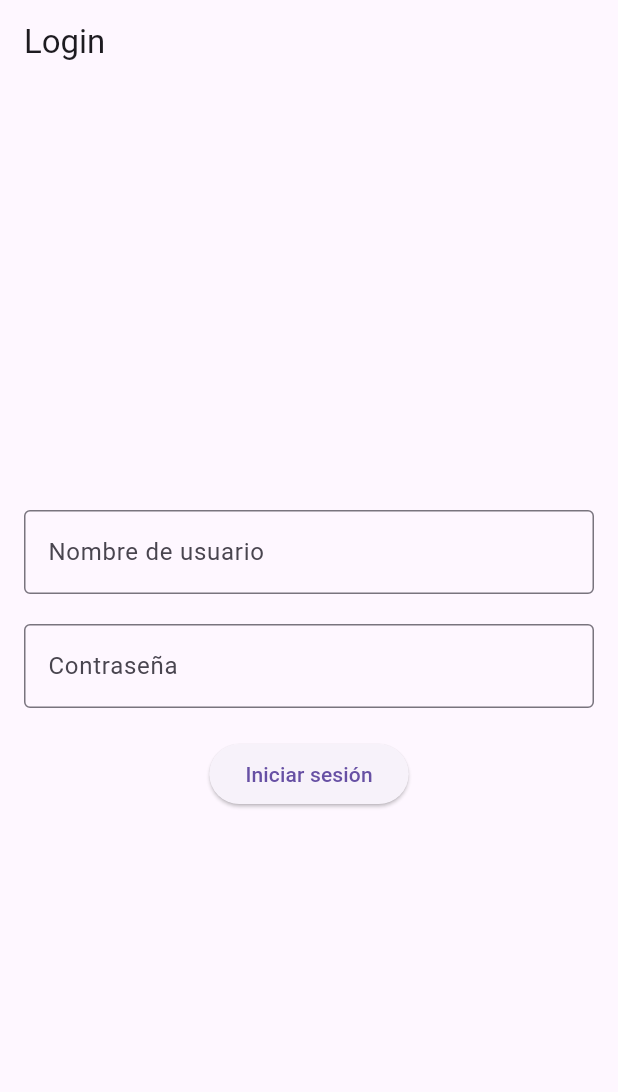
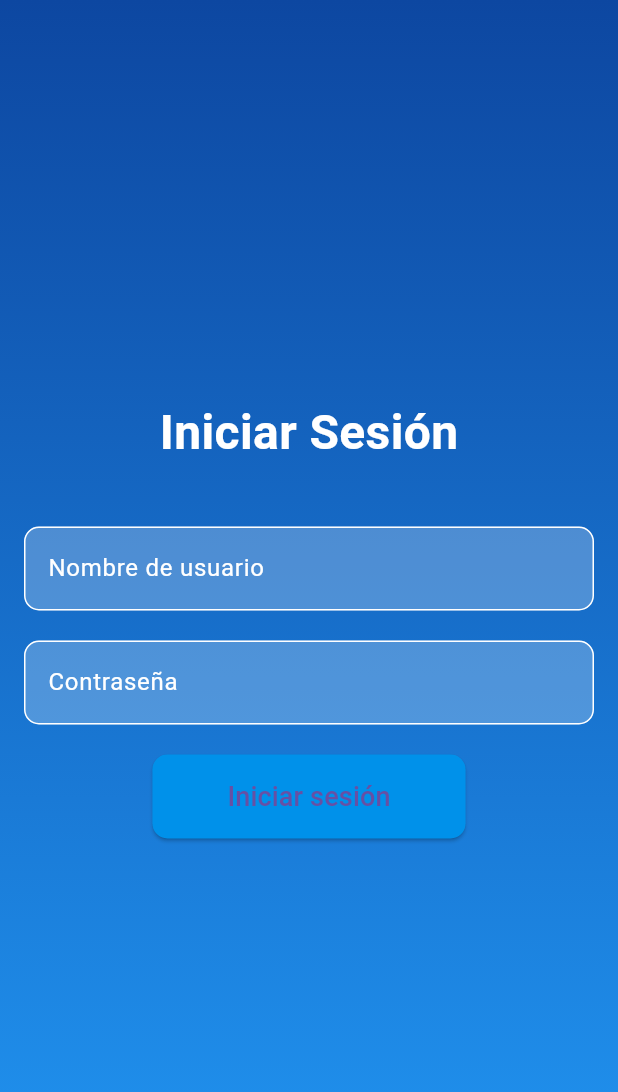
Before and after one commit to JaymedDLC/project1-movil-g7, a Flutter app: the screen it shows after launch, on a phone screen of 412 x 824 dp. Shown: the top 1092 px of the screen. Run offline on Flutter 3.47's test engine with Material 3 defaults, Android fonts, the phone set to English and light mode, and no system bars.

Commit message:
Añadido el calendario y cambios
Cambios al login y agregado barra de accesos a las paginas, tambien arregle el redireccionamiento ya que funcionaba mal

```diff
--- a/lib/screens/login.dart
+++ b/lib/screens/login.dart
@@ -1,5 +1,5 @@
 import 'package:flutter/material.dart';
-import 'welcome.dart'; // Asegúrate de que la importación sea correcta
+import 'welcome.dart';
 
 class LoginScreen extends StatefulWidget {
   const LoginScreen({super.key});
@@ -17,34 +17,81 @@ class LoginScreenState extends State<LoginScreen> {
   @override
   Widget build(BuildContext context) {
     return Scaffold(
-      appBar: AppBar(
-        title: const Text('Login'),
+      // Deshabilitamos el botón de atrás en esta pantalla
+      appBar: null,
+      body: Container(
+        decoration: BoxDecoration(
+          gradient: LinearGradient(
+            begin: Alignment.topCenter,
+            end: Alignment.bottomCenter,
+            colors: [Colors.blue[900]!, Colors.blue[500]!], // Fondo degradado
           ),
-      body: Padding(
+        ),
+        child: Center(
+          child: SingleChildScrollView(
             padding: const EdgeInsets.all(16.0),
             child: Column(
               mainAxisAlignment: MainAxisAlignment.center,
               children: <Widget>[
-            // Campo para el nombre de usuario
+                // Título
+                Text(
+                  'Iniciar Sesión',
+                  style: TextStyle(
+                    fontSize: 32,
+                    fontWeight: FontWeight.bold,
+                    color: Colors.white,
+                  ),
+                ),
+                const SizedBox(height: 40),
+                // Campo de nombre de usuario
                 TextField(
                   controller: _usernameController,
-              decoration: const InputDecoration(
+                  decoration: InputDecoration(
                     labelText: 'Nombre de usuario',
-                border: OutlineInputBorder(),
+                    labelStyle: TextStyle(color: Colors.white),
+                    filled: true,
+                    fillColor: Colors.white24, // Fondo claro para contraste
+                    border: OutlineInputBorder(
+                      borderRadius: BorderRadius.circular(10),
+                    ),
+                    enabledBorder: OutlineInputBorder(
+                      borderSide: BorderSide(color: Colors.white),
+                      borderRadius: BorderRadius.circular(10),
                     ),
                   ),
+                  style: const TextStyle(color: Colors.white),
+                ),
                 const SizedBox(height: 20),
-            // Campo para la contraseña
+                // Campo de contraseña
                 TextField(
                   controller: _passwordController,
-              obscureText: true, // Oculta el texto de la contraseña
-              decoration: const InputDecoration(
+                  obscureText: true, // Ocultar texto de la contraseña
+                  decoration: InputDecoration(
                     labelText: 'Contraseña',
-                border: OutlineInputBorder(),
+                    labelStyle: TextStyle(color: Colors.white),
+                    filled: true,
+                    fillColor: Colors.white24, // Fondo claro para contraste
+                    border: OutlineInputBorder(
+                      borderRadius: BorderRadius.circular(10),
+                    ),
+                    enabledBorder: OutlineInputBorder(
+                      borderSide: BorderSide(color: Colors.white),
+                      borderRadius: BorderRadius.circular(10),
                     ),
                   ),
+                  style: const TextStyle(color: Colors.white),
+                ),
                 const SizedBox(height: 20),
+                // Botón de iniciar sesión
                 ElevatedButton(
+                  style: ElevatedButton.styleFrom(
+                    backgroundColor: Colors.lightBlueAccent[700],
+                    padding: const EdgeInsets.symmetric(
+                        horizontal: 50, vertical: 15),
+                    shape: RoundedRectangleBorder(
+                      borderRadius: BorderRadius.circular(10),
+                    ),
+                  ),
                   onPressed: () {
                     setState(() {
                       _username = _usernameController.text;
@@ -53,24 +100,32 @@ class LoginScreenState extends State<LoginScreen> {
 
                     // Verificar que ambos campos no estén vacíos
                     if (_username.isNotEmpty && _password.isNotEmpty) {
-                  Navigator.push(
+                      // Navegar a Welcome reemplazando la pila de navegación
+                      Navigator.pushReplacement(
                         context,
                         MaterialPageRoute(
-                      builder: (context) => WelcomeScreen(username: _username),
+                          builder: (context) =>
+                              WelcomeScreen(username: _username),
                         ),
                       );
                     } else {
                       // Mostrar un mensaje de error si algún campo está vacío
                       ScaffoldMessenger.of(context).showSnackBar(
                         const SnackBar(
-                      content: Text('Por favor, ingrese nombre de usuario y contraseña.'),
+                          content: Text(
+                              'Por favor, ingrese nombre de usuario y contraseña.'),
                         ),
                       );
                     }
                   },
-              child: const Text('Iniciar sesión'),
+                  child: const Text(
+                    'Iniciar sesión',
+                    style: TextStyle(fontSize: 18),
+                  ),
                 ),
               ],
+            ),
+          ),
         ),
       ),
     );
--- a/pubspec.yaml
+++ b/pubspec.yaml
@@ -35,6 +35,9 @@ dependencies:
   # The following adds the Cupertino Icons font to your application.
   # Use with the CupertinoIcons class for iOS style icons.
   cupertino_icons: ^1.0.8
+
+  intl: ^0.17.0
+
 
 dev_dependencies:
   flutter_test:
```
Also changed, not shown: lib/screens/calendar.dart (added, +115 -0 lines), lib/screens/welcome.dart (+53 -0 lines). Lines whose indentation alone changed are shown as unchanged.
